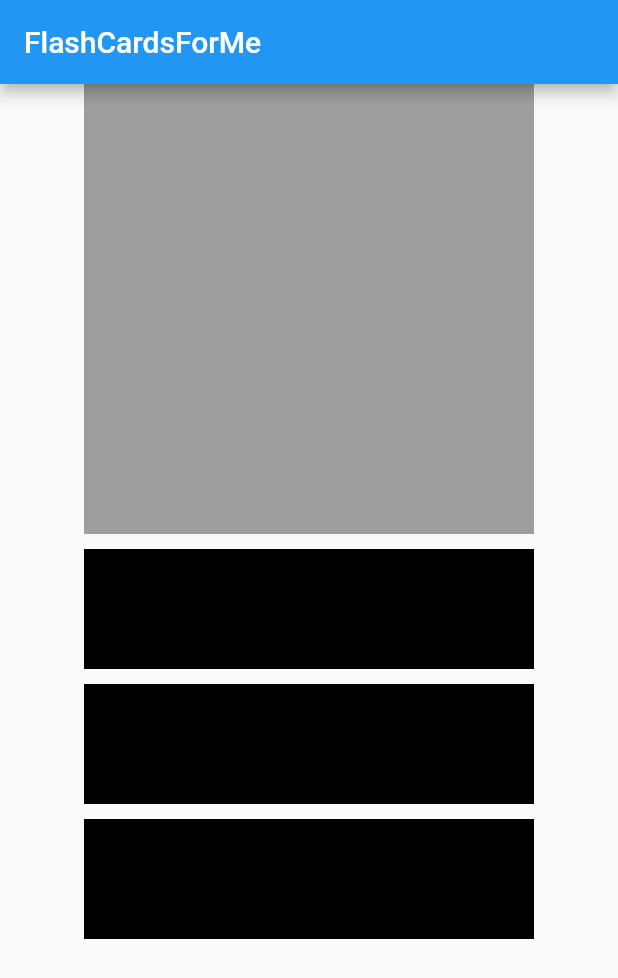
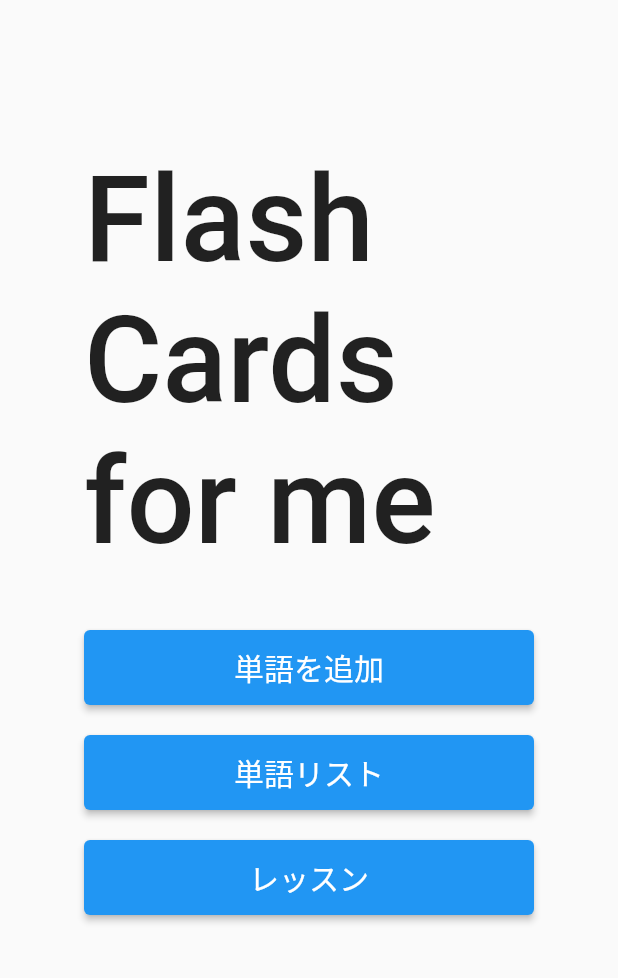
Before and after one commit to bangbang400/FlashCardsForMe_Flutter, a Flutter app: the screen it shows after launch, on a phone screen of 412 x 824 dp. Shown: the top 978 px of the screen. Run offline on Flutter 3.47's test engine with Material 2 defaults, Android fonts, the phone set to English and light mode, and no system bars.

Commit message:
feat:ホーム画面は一旦完成、ボタンで遷移まで可能

```diff
--- a/lib/main.dart
+++ b/lib/main.dart
@@ -1,48 +1,17 @@
+import 'package:flash_cards_for_me/view/home_page.dart';
 import 'package:flutter/material.dart';
 
-void main() => runApp(MyApp());
+void main() async {
+  runApp(MyApp());
+}
 
 class MyApp extends StatelessWidget {
   @override
   Widget build(BuildContext context) {
     return MaterialApp(
-        title: 'FlutterHajimeniKakuYatu',
-        home: Scaffold(
-          appBar: AppBar(
-            title: Text('FlashCardsForMe'),
-          ),
-          body: Container(
-            child: Center(
-              child: Column(
-                children: [
-                  Container(
-                    color: Colors.grey,
-                    height: 300.0,
-                    width: 300.0,
-                  ),
-                  Padding(padding: EdgeInsets.all(5),),
-                  Container(
-                    color: Colors.black,
-                    height: 80.0,
-                    width: 300.0,
-                  ),
-                  Padding(padding: EdgeInsets.all(5),),
-                  Container(
-                    color: Colors.black,
-                    height: 80.0,
-                    width: 300.0,
-                  ),
-                  Padding(padding: EdgeInsets.all(5),),
-                  Container(
-                    color: Colors.black,
-                    height: 80.0,
-                    width: 300.0,
-                  ),
-                ],
-              ),
-            ),
-          ),
-        ),
+      debugShowCheckedModeBanner: false,
+      title: 'FlashCardsForMe',
+      home: HomePage(),
     );
   }
 }
--- a/lib/view/home_page.dart
+++ b/lib/view/home_page.dart
@@ -1 +1,99 @@
+import 'package:flash_cards_for_me/view/add_words_page.dart';
+import 'package:flash_cards_for_me/view/lesson_words_page.dart';
+import 'package:flash_cards_for_me/view/list_words_page.dart';
 import 'package:flutter/material.dart';
+
+class HomePage extends StatelessWidget {
+  @override
+  Widget build(BuildContext context) {
+    return Scaffold(
+      body:Container(
+        child: Center(
+          child: Column(
+            children: [
+              Padding(padding: EdgeInsets.all(50),),
+              Container(
+                child: Text(
+                  'Flash Cards for me',
+                  style: TextStyle(
+                    fontSize: 80.0,
+                    fontWeight: FontWeight.w500,
+                  ),
+                ),
+                // color: Colors.grey,
+                height: 300.0,
+                width: 300.0,
+              ),
+              Padding(padding: EdgeInsets.all(10),),
+              Container(
+                child: SizedBox(
+                  width: 300,
+                  height: 50,
+                  child: ElevatedButton(
+                    onPressed:(){
+                      Navigator.push(
+                          context,
+                          MaterialPageRoute(builder: (context) => AddWordsPage()),
+                      );
+                    },
+                    child: Text(
+                      '単語を追加',
+                      style: TextStyle(
+                        // color: Colors.black87,
+                        fontSize: 20,
+                      ),),
+                    style: ButtonStyle(),
+                  ),
+                ),
+              ),
+              Padding(padding: EdgeInsets.all(10),),
+              Container(
+                child: SizedBox(
+                  width: 300,
+                  height: 50,
+                  child: ElevatedButton(
+                    onPressed:(){
+                      Navigator.push(
+                        context,
+                        MaterialPageRoute(builder: (context) => ListWordsPage()),
+                      );
+                    },
+                    child: Text(
+                      '単語リスト',
+                      style: TextStyle(
+                        // color: Colors.black87,
+                        fontSize: 20,
+                      ),),
+                    style: ButtonStyle(),
+                  ),
+                ),
+              ),
+              Padding(padding: EdgeInsets.all(10),),
+              Container(
+                child: SizedBox(
+                  width: 300,
+                  height: 50,
+                  child: ElevatedButton(
+                    onPressed:(){
+                      Navigator.push(
+                        context,
+                        MaterialPageRoute(builder: (context) => LessonWordsPage()),
+                      );
+                    },
+                    child: Text(
+                      'レッスン',
+                      style: TextStyle(
+                        // color: Colors.black87,
+                        fontSize: 20,
+                      ),),
+                    style: ButtonStyle(),
+                  ),
+                ),
+              ),
+            ],
+          ),
+        ),
+      ),
+    );
+  }
+}
```
Also changed, not shown: lib/view/add_words_page.dart (added, +17 -0 lines), lib/view/lesson_words_page.dart (added, +17 -0 lines), lib/view/list_words_page.dart (added, +17 -0 lines).
